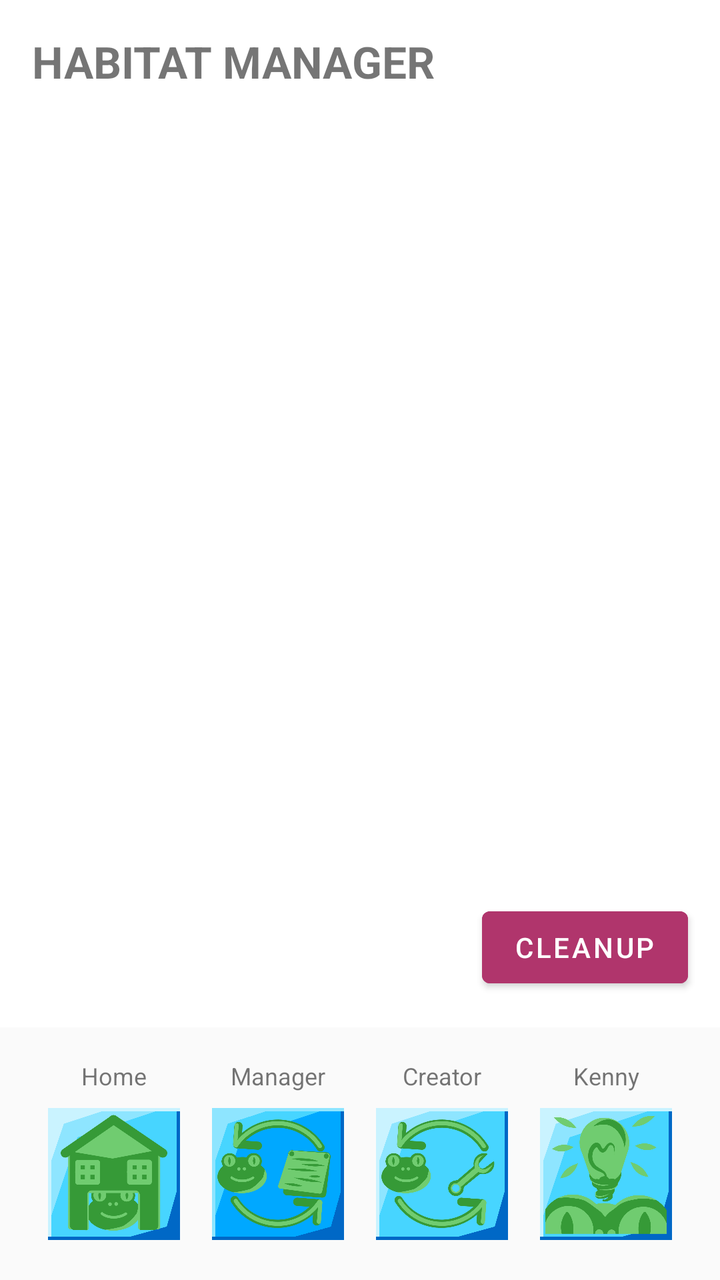
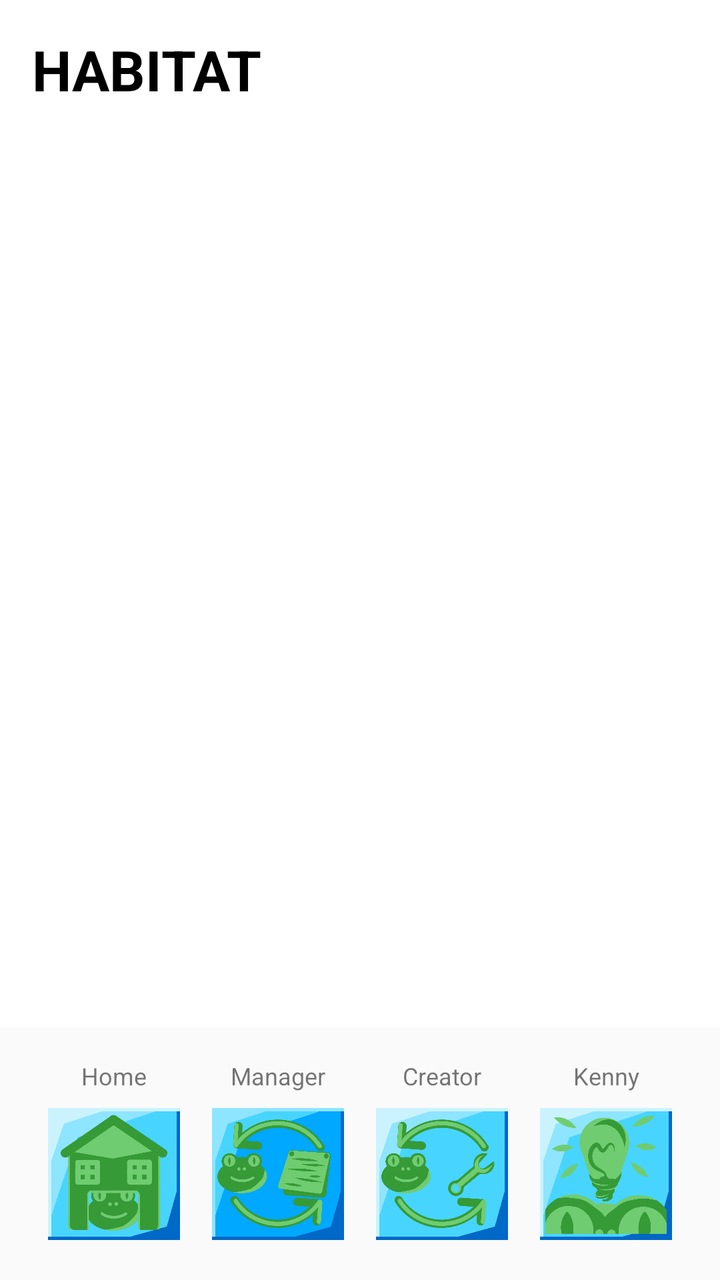

Before-and-after screenshots of an Android layout around one commit, followed by the original layout XML and the change that was made.
<!-- AndroidManifest.xml: application theme Theme.IntroductionToMobileSystems -->
<!-- res/layout/activity_manager.xml -->
<?xml version="1.0" encoding="utf-8"?>
<RelativeLayout xmlns:android="http://schemas.android.com/apk/res/android"
    xmlns:tools="http://schemas.android.com/tools"
    android:layout_width="match_parent"
    android:layout_height="match_parent"
    tools:context=".ManagerActivity"> <LinearLayout
    android:id="@+id/mainContent"
    android:layout_width="match_parent"
    android:layout_height="match_parent"
    android:layout_above="@id/buttonLayout"
    android:orientation="vertical"
    android:padding="16dp">

    <LinearLayout
        android:layout_width="match_parent"
        android:layout_height="wrap_content"
        android:gravity="center_vertical"
        android:orientation="horizontal"
        android:layout_marginBottom="16dp">

        <TextView
            android:id="@+id/tvHeader"
            android:layout_width="0dp"
            android:layout_height="wrap_content"
            android:layout_weight="1"
            android:text="HABITAT MANAGER"
            android:textSize="22sp"
            android:textStyle="bold" />
    </LinearLayout>

    <androidx.recyclerview.widget.RecyclerView
        android:id="@+id/rvHabitList"
        android:layout_width="match_parent"
        android:layout_height="0dp"
        android:layout_weight="1" />

    <View
        android:layout_width="match_parent"
        android:layout_height="0dp"
        android:layout_weight="1" />

    <ImageView
        android:id="@+id/imgMore"
        android:layout_width="wrap_content"
        android:layout_height="100dp"
        android:src="@drawable/kenmore"
        android:layout_gravity="start"
        android:adjustViewBounds="true"
        android:visibility="gone"
        android:scaleType="fitCenter"
        android:contentDescription="More habits needed"
        android:layout_marginTop="16dp"/>

</LinearLayout>

    <LinearLayout
        android:id="@+id/buttonLayout"
        style="?android:attr/buttonBarStyle"
        android:layout_width="match_parent"
        android:layout_height="wrap_content"
        android:layout_alignParentBottom="true"
        android:orientation="vertical"
        android:padding="16dp"
        android:background="#FAFAFA"> <LinearLayout
        android:layout_width="match_parent"
        android:layout_height="wrap_content"
        android:layout_gravity="center_horizontal"
        android:orientation="horizontal"
        android:paddingBottom="4dp">

        <TextView
            android:layout_width="0dp"
            android:layout_height="wrap_content"
            android:layout_weight="1"
            android:gravity="center"
            android:text="Home"
            android:textSize="12sp" />

        <TextView
            android:layout_width="0dp"
            android:layout_height="wrap_content"
            android:layout_weight="1"
            android:gravity="center"
            android:text="Manager"
            android:textSize="12sp" />

        <TextView
            android:layout_width="0dp"
            android:layout_height="wrap_content"
            android:layout_weight="1"
            android:gravity="center"
            android:text="Creator"
            android:textSize="12sp" />

        <TextView
            android:layout_width="0dp"
            android:layout_height="wrap_content"
            android:layout_weight="1"
            android:gravity="center"
            android:text="Kenny"
            android:textSize="12sp" />
    </LinearLayout>

        <LinearLayout
            android:layout_width="match_parent"
            android:layout_height="wrap_content"
            android:orientation="horizontal">

            <ImageButton
                android:id="@+id/btn_home_back"
                style="?android:attr/buttonBarButtonStyle"
                android:layout_width="0dp"
                android:layout_height="wrap_content"
                android:layout_weight="1"
                android:adjustViewBounds="true"
                android:contentDescription="Home Button"
                android:scaleType="fitCenter"
                android:src="@drawable/button_home" />

            <ImageButton
                android:id="@+id/mbutton"
                style="?android:attr/buttonBarButtonStyle"
                android:layout_width="0dp"
                android:layout_height="wrap_content"
                android:layout_weight="1"
                android:adjustViewBounds="true"
                android:contentDescription="Manager Button"
                android:scaleType="fitCenter"
                android:src="@drawable/button_manager_p" />

            <ImageButton
                android:id="@+id/cbutton"
                style="?android:attr/buttonBarButtonStyle"
                android:layout_width="0dp"
                android:layout_height="wrap_content"
                android:layout_weight="1"
                android:adjustViewBounds="true"
                android:contentDescription="Creator Button"
                android:scaleType="fitCenter"
                android:src="@drawable/button_creator" />

            <ImageButton
                android:id="@+id/kbutton"
                style="?android:attr/buttonBarButtonStyle"
                android:layout_width="0dp"
                android:layout_height="wrap_content"
                android:layout_weight="1"
                android:adjustViewBounds="true"
                android:contentDescription="Kenny Button"
                android:scaleType="fitCenter"
                android:src="@drawable/button_kenny" />
        </LinearLayout>
    </LinearLayout>

    <Button
        android:id="@+id/btnCleanup"
        android:layout_width="wrap_content"
        android:layout_height="wrap_content"
        android:text="Cleanup"
        android:backgroundTint="#b0356c"
        android:textColor="#FFFFFF"
        android:layout_above="@id/buttonLayout"
        android:layout_alignParentEnd="true"
        android:layout_margin="16dp" />
</RelativeLayout>
<!-- resources referenced by this layout -->
<resources>
  <!-- drawable button_creator: png bitmap (drawable, 73138 bytes) -->
  <!-- drawable button_home: png bitmap (drawable, 44734 bytes) -->
  <!-- drawable button_kenny: png bitmap (drawable, 54909 bytes) -->
  <!-- drawable button_manager_p: png bitmap (drawable, 71870 bytes) -->
  <!-- drawable kenmore: png bitmap (drawable, 124769 bytes) -->
  <style name="Theme.IntroductionToMobileSystems" parent="Theme.MaterialComponents.DayNight.NoActionBar">
          
          <item name="colorPrimary">@color/purple_500</item>
          <item name="colorPrimaryVariant">@color/purple_700</item>
          <item name="colorOnPrimary">@color/white</item>
          
          <item name="colorSecondary">@color/teal_200</item>
          <item name="colorSecondaryVariant">@color/teal_700</item>
          <item name="colorOnSecondary">@color/black</item>
          
          <item name="android:statusBarColor">?attr/colorPrimaryVariant</item>
          
      </style>
  <color name="purple_500">#FF6200EE</color>
  <color name="purple_700">#FF3700B3</color>
  <color name="white">#FFFFFFFF</color>
  <color name="teal_200">#FF03DAC5</color>
  <color name="teal_700">#FF018786</color>
  <color name="black">#FF000000</color>
</resources>

<!-- the commit's change to res/layout/activity_manager.xml (unified diff, before → after) -->
@@ -3,55 +3,50 @@
     xmlns:tools="http://schemas.android.com/tools"
     android:layout_width="match_parent"
     android:layout_height="match_parent"
-    tools:context=".ManagerActivity"> <LinearLayout
-    android:id="@+id/mainContent"
-    android:layout_width="match_parent"
-    android:layout_height="match_parent"
-    android:layout_above="@id/buttonLayout"
-    android:orientation="vertical"
-    android:padding="16dp">
+    tools:context=".ManagerActivity">
 
     <LinearLayout
+        android:id="@+id/mainContent"
         android:layout_width="match_parent"
-        android:layout_height="wrap_content"
-        android:gravity="center_vertical"
-        android:orientation="horizontal"
-        android:layout_marginBottom="16dp">
+        android:layout_height="match_parent"
+        android:layout_above="@id/buttonLayout"
+        android:orientation="vertical"
+        android:padding="16dp">
 
         <TextView
             android:id="@+id/tvHeader"
-            android:layout_width="0dp"
+            android:layout_width="match_parent"
             android:layout_height="wrap_content"
-            android:layout_weight="1"
-            android:text="HABITAT MANAGER"
-            android:textSize="22sp"
-            android:textStyle="bold" />
+            android:text="HABITAT"
+            android:textSize="28sp"
+            android:textStyle="bold"
+            android:textColor="#000000"
+            android:layout_marginBottom="16dp"/>
+
+        <androidx.recyclerview.widget.RecyclerView
+            android:id="@+id/rvHabitList"
+            android:layout_width="match_parent"
+            android:layout_height="0dp"
+            android:layout_weight="1" />
+
+        <View
+            android:layout_width="match_parent"
+            android:layout_height="0dp"
+            android:layout_weight="0.1" />
+
+        <ImageView
+            android:id="@+id/imgMore"
+            android:layout_width="236dp"
+            android:layout_height="271dp"
+            android:layout_gravity="start"
+            android:layout_marginTop="16dp"
+            android:adjustViewBounds="true"
+            android:contentDescription="More habits needed"
+            android:scaleType="fitCenter"
+            android:src="@drawable/kenevenmore"
+            android:visibility="gone" />
+
     </LinearLayout>
-
-    <androidx.recyclerview.widget.RecyclerView
-        android:id="@+id/rvHabitList"
-        android:layout_width="match_parent"
-        android:layout_height="0dp"
-        android:layout_weight="1" />
-
-    <View
-        android:layout_width="match_parent"
-        android:layout_height="0dp"
-        android:layout_weight="1" />
-
-    <ImageView
-        android:id="@+id/imgMore"
-        android:layout_width="wrap_content"
-        android:layout_height="100dp"
-        android:src="@drawable/kenmore"
-        android:layout_gravity="start"
-        android:adjustViewBounds="true"
-        android:visibility="gone"
-        android:scaleType="fitCenter"
-        android:contentDescription="More habits needed"
-        android:layout_marginTop="16dp"/>
-
-</LinearLayout>
 
     <LinearLayout
         android:id="@+id/buttonLayout"
@@ -61,105 +56,27 @@
         android:layout_alignParentBottom="true"
         android:orientation="vertical"
         android:padding="16dp"
-        android:background="#FAFAFA"> <LinearLayout
-        android:layout_width="match_parent"
-        android:layout_height="wrap_content"
-        android:layout_gravity="center_horizontal"
-        android:orientation="horizontal"
-        android:paddingBottom="4dp">
-
-        <TextView
-            android:layout_width="0dp"
+        android:background="#FAFAFA">
+        <LinearLayout
+            android:layout_width="match_parent"
             android:layout_height="wrap_content"
-            android:layout_weight="1"
-            android:gravity="center"
-            android:text="Home"
-            android:textSize="12sp" />
-
-        <TextView
-            android:layout_width="0dp"
-            android:layout_height="wrap_content"
-            android:layout_weight="1"
-            android:gravity="center"
-            android:text="Manager"
-            android:textSize="12sp" />
-
-        <TextView
-            android:layout_width="0dp"
-            android:layout_height="wrap_content"
-            android:layout_weight="1"
-            android:gravity="center"
-            android:text="Creator"
-            android:textSize="12sp" />
-
-        <TextView
-            android:layout_width="0dp"
-            android:layout_height="wrap_content"
-            android:layout_weight="1"
-            android:gravity="center"
-            android:text="Kenny"
-            android:textSize="12sp" />
-    </LinearLayout>
-
+            android:layout_gravity="center_horizontal"
+            android:orientation="horizontal"
+            android:paddingBottom="4dp">
+            <TextView android:layout_width="0dp" android:layout_height="wrap_content" android:layout_weight="1" android:gravity="center" android:text="Home" android:textSize="12sp" />
+            <TextView android:layout_width="0dp" android:layout_height="wrap_content" android:layout_weight="1" android:gravity="center" android:text="Manager" android:textSize="12sp" />
+            <TextView android:layout_width="0dp" android:layout_height="wrap_content" android:layout_weight="1" android:gravity="center" android:text="Creator" android:textSize="12sp" />
+            <TextView android:layout_width="0dp" android:layout_height="wrap_content" android:layout_weight="1" android:gravity="center" android:text="Kenny" android:textSize="12sp" />
+        </LinearLayout>
         <LinearLayout
             android:layout_width="match_parent"
             android:layout_height="wrap_content"
             android:orientation="horizontal">
-
-            <ImageButton
-                android:id="@+id/btn_home_back"
-                style="?android:attr/buttonBarButtonStyle"
-                android:layout_width="0dp"
-                android:layout_height="wrap_content"
-                android:layout_weight="1"
-                android:adjustViewBounds="true"
-                android:contentDescription="Home Button"
-                android:scaleType="fitCenter"
-                android:src="@drawable/button_home" />
-
-            <ImageButton
-                android:id="@+id/mbutton"
-                style="?android:attr/buttonBarButtonStyle"
-                android:layout_width="0dp"
-                android:layout_height="wrap_content"
-                android:layout_weight="1"
-                android:adjustViewBounds="true"
-                android:contentDescription="Manager Button"
-                android:scaleType="fitCenter"
-                android:src="@drawable/button_manager_p" />
-
-            <ImageButton
-                android:id="@+id/cbutton"
-                style="?android:attr/buttonBarButtonStyle"
-                android:layout_width="0dp"
-                android:layout_height="wrap_content"
-                android:layout_weight="1"
-                android:adjustViewBounds="true"
-                android:contentDescription="Creator Button"
-                android:scaleType="fitCenter"
-                android:src="@drawable/button_creator" />
-
-            <ImageButton
-                android:id="@+id/kbutton"
-                style="?android:attr/buttonBarButtonStyle"
-                android:layout_width="0dp"
-                android:layout_height="wrap_content"
-                android:layout_weight="1"
-                android:adjustViewBounds="true"
-                android:contentDescription="Kenny Button"
-                android:scaleType="fitCenter"
-                android:src="@drawable/button_kenny" />
+            <ImageButton android:id="@+id/btn_home_back" style="?android:attr/buttonBarButtonStyle" android:layout_width="0dp" android:layout_height="wrap_content" android:layout_weight="1" android:adjustViewBounds="true" android:scaleType="fitCenter" android:src="@drawable/button_home" />
+            <ImageButton android:id="@+id/mbutton" style="?android:attr/buttonBarButtonStyle" android:layout_width="0dp" android:layout_height="wrap_content" android:layout_weight="1" android:adjustViewBounds="true" android:scaleType="fitCenter" android:src="@drawable/button_manager_p" />
+            <ImageButton android:id="@+id/cbutton" style="?android:attr/buttonBarButtonStyle" android:layout_width="0dp" android:layout_height="wrap_content" android:layout_weight="1" android:adjustViewBounds="true" android:scaleType="fitCenter" android:src="@drawable/button_creator" />
+            <ImageButton android:id="@+id/kbutton" style="?android:attr/buttonBarButtonStyle" android:layout_width="0dp" android:layout_height="wrap_content" android:layout_weight="1" android:adjustViewBounds="true" android:scaleType="fitCenter" android:src="@drawable/button_kenny" />
         </LinearLayout>
     </LinearLayout>
 
-    <Button
-        android:id="@+id/btnCleanup"
-        android:layout_width="wrap_content"
-        android:layout_height="wrap_content"
-        android:text="Cleanup"
-        android:backgroundTint="#b0356c"
-        android:textColor="#FFFFFF"
-        android:layout_above="@id/buttonLayout"
-        android:layout_alignParentEnd="true"
-        android:layout_margin="16dp" />
 </RelativeLayout>
<!-- resource entries referenced after the edit -->
@@ -4,7 +4,7 @@
   <!-- drawable button_home: png bitmap (drawable, 44734 bytes) -->
   <!-- drawable button_kenny: png bitmap (drawable, 54909 bytes) -->
   <!-- drawable button_manager_p: png bitmap (drawable, 71870 bytes) -->
-  <!-- drawable kenmore: png bitmap (drawable, 124769 bytes) -->
+  <!-- drawable kenevenmore: png bitmap (drawable, 101446 bytes) -->
   <style name="Theme.IntroductionToMobileSystems" parent="Theme.MaterialComponents.DayNight.NoActionBar">
           
           <item name="colorPrimary">@color/purple_500</item>
